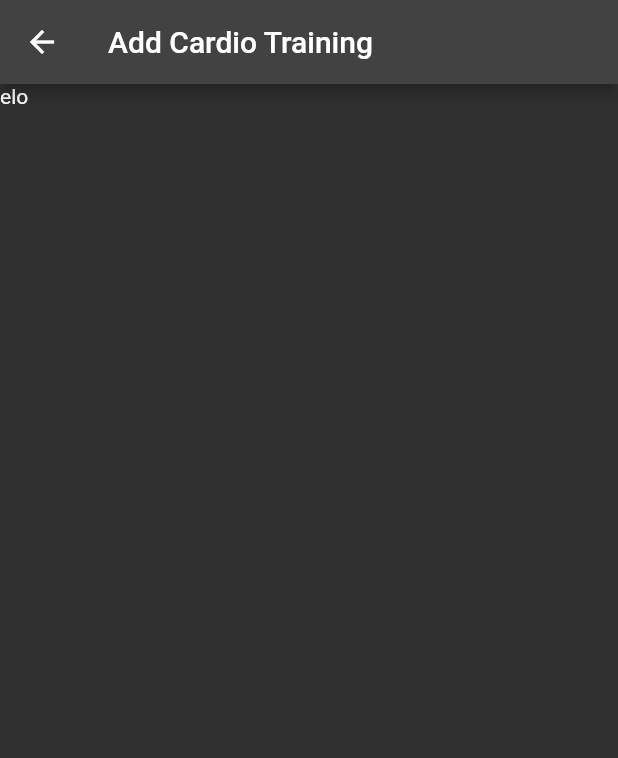
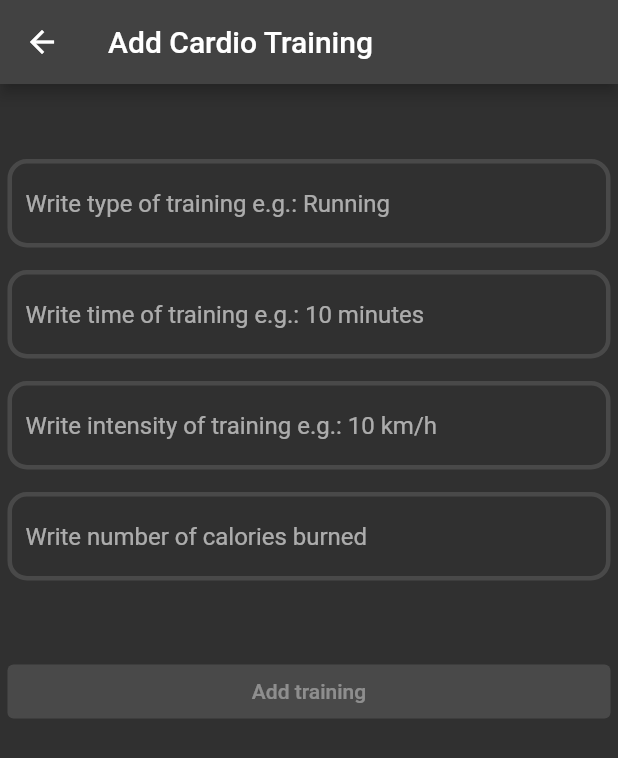
Before and after one commit to hubertgredzinski/workout_log, a Flutter app: the AddCardioTrainingPage screen opened directly, on a phone screen of 412 x 824 dp. Shown: the top 758 px of the screen. Run offline on Flutter 3.47's test engine with Material 2 defaults, Android fonts, the phone set to English and light mode, and no system bars; our stand-ins replace cloud_firestore, firebase_auth, firebase_core, get_it, google_fonts, injectable; missing offline and left inert: flutterfire_ui; accounts and stored records are empty; generated files the repository leaves out were written again.

Commit message:
Create add cardio training page

```diff
--- a/lib/app/features/add_cardio_training/add_cardio_training.dart
+++ b/lib/app/features/add_cardio_training/add_cardio_training.dart
@@ -1,3 +1,4 @@
+import 'package:cloud_firestore/cloud_firestore.dart';
 import 'package:flutter/material.dart';
 
 class AddCardioTrainingPage extends StatefulWidget {
@@ -10,14 +11,126 @@ class AddCardioTrainingPage extends StatefulWidget {
 }
 
 class _AddCardioTrainingPageState extends State<AddCardioTrainingPage> {
+  var type = '';
+  var time = '';
+  var intensity = '';
+  var kcal = '';
   @override
   Widget build(BuildContext context) {
     return Scaffold(
       appBar: AppBar(
         title: const Text("Add Cardio Training"),
-        actions: const [],
       ),
-      body: const Text('elo'),
+      body: Padding(
+        padding: const EdgeInsets.symmetric(horizontal: 5),
+        child: ListView(
+          children: [
+            const SizedBox(height: 50),
+            TextField(
+              decoration: InputDecoration(
+                  enabledBorder: OutlineInputBorder(
+                    borderRadius: BorderRadius.circular(13),
+                    borderSide:
+                        const BorderSide(color: Colors.white12, width: 3),
+                  ),
+                  focusedBorder: OutlineInputBorder(
+                    borderRadius: BorderRadius.circular(15),
+                    borderSide:
+                        const BorderSide(color: Colors.orange, width: 3),
+                  ),
+                  hintText: 'Write type of training e.g.: Running'),
+              onChanged: (newValue) {
+                setState(() {
+                  type = newValue;
+                });
+              },
+            ),
+            const SizedBox(height: 15),
+            TextField(
+              decoration: InputDecoration(
+                  enabledBorder: OutlineInputBorder(
+                    borderRadius: BorderRadius.circular(13),
+                    borderSide:
+                        const BorderSide(color: Colors.white12, width: 3),
+                  ),
+                  focusedBorder: OutlineInputBorder(
+                    borderRadius: BorderRadius.circular(15),
+                    borderSide:
+                        const BorderSide(color: Colors.orange, width: 3),
+                  ),
+                  hintText: 'Write time of training e.g.: 10 minutes'),
+              onChanged: (newValue) {
+                setState(
+                  () {
+                    time = newValue;
+                  },
+                );
+              },
+            ),
+            const SizedBox(height: 15),
+            TextField(
+              decoration: InputDecoration(
+                  enabledBorder: OutlineInputBorder(
+                    borderRadius: BorderRadius.circular(13),
+                    borderSide:
+                        const BorderSide(color: Colors.white12, width: 3),
+                  ),
+                  focusedBorder: OutlineInputBorder(
+                    borderRadius: BorderRadius.circular(15),
+                    borderSide:
+                        const BorderSide(color: Colors.orange, width: 3),
+                  ),
+                  hintText: 'Write intensity of training e.g.: 10 km/h'),
+              onChanged: (newValue) {
+                setState(
+                  () {
+                    intensity = newValue;
+                  },
+                );
+              },
+            ),
+            const SizedBox(height: 15),
+            TextField(
+              decoration: InputDecoration(
+                  enabledBorder: OutlineInputBorder(
+                    borderRadius: BorderRadius.circular(13),
+                    borderSide:
+                        const BorderSide(color: Colors.white12, width: 3),
+                  ),
+                  focusedBorder: OutlineInputBorder(
+                    borderRadius: BorderRadius.circular(15),
+                    borderSide:
+                        const BorderSide(color: Colors.orange, width: 3),
+                  ),
+                  hintText: 'Write number of calories burned'),
+              onChanged: (newValue) {
+                setState(
+                  () {
+                    kcal = newValue;
+                  },
+                );
+              },
+            ),
+            const SizedBox(height: 50),
+            ElevatedButton(
+              style: ElevatedButton.styleFrom(backgroundColor: Colors.orange),
+              onPressed: type.isEmpty || time.isEmpty
+                  ? null
+                  : () {
+                      FirebaseFirestore.instance.collection('cardio').add(
+                        {
+                          'type': type,
+                          'time': time,
+                          'intensity': intensity,
+                          'kcal': kcal,
+                        },
+                      );
+                    },
+              child: const Text('Add training'),
+            )
+          ],
+        ),
+      ),
     );
   }
 }
```
